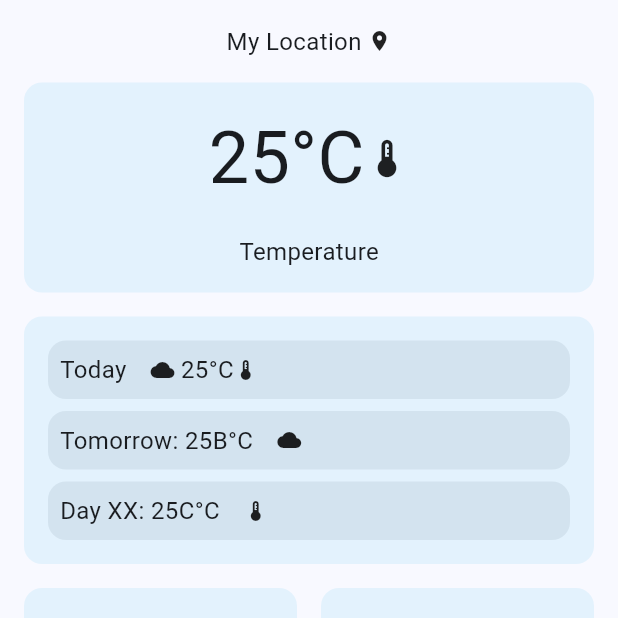
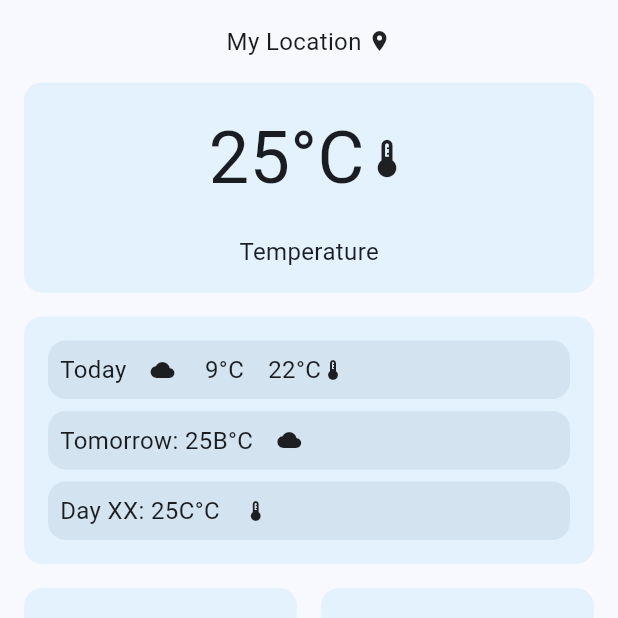
Before and after one commit to mthsaar/kleema, a Flutter app: the screen it shows after launch, on a phone screen of 412 x 824 dp, the top half of it. Run offline on Flutter 3.47's test engine with Material 3 defaults, Android fonts, the phone set to English and light mode, and no system bars.

Commit message:
Min and max temperature implemented @weekpreview

```diff
--- a/lib/main.dart
+++ b/lib/main.dart
@@ -118,8 +118,18 @@ class _MyHomePageState extends State<MyHomePage> {
                         ),
                         const SizedBox(width: 16.0),
                         const Icon(Icons.cloud, size: 16.0),
+                        const SizedBox(width: 16.0),
                         Text(
-                          ' 25°C',
+                          ' 9°C',
+                          style: const TextStyle(
+                            fontSize: 16.0,
+                            fontWeight: FontWeight.normal,
+                          ),
+                        ),
+                        const SizedBox(width: 16.0),
+
+                        Text(
+                          '22°C',
                           style: const TextStyle(
                             fontSize: 16.0,
                             fontWeight: FontWeight.normal,
```
